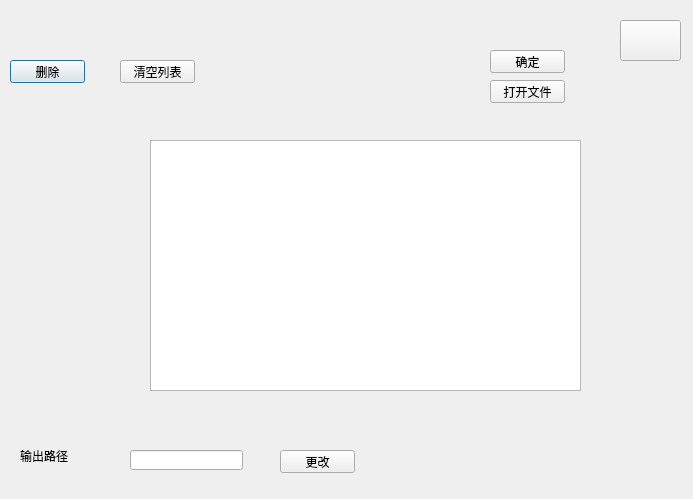
First picture: the form in 3DPoseEstimation/fbxfile.ui, repository KIE9542c/3D-Motion-Tracking-and-Output, before the edit.
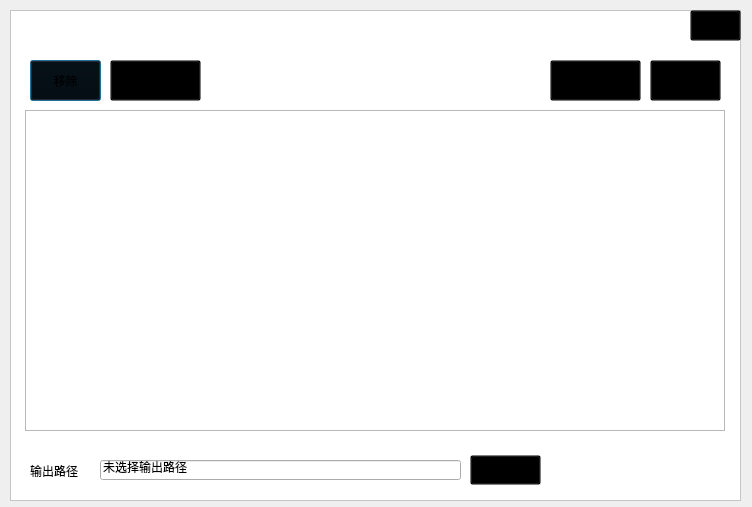
Second picture: the form after the edit. Icons and pictures are not drawn.

Patch:
```diff
--- a/3DPoseEstimation/fbxfile.ui
+++ b/3DPoseEstimation/fbxfile.ui
@@ -6,128 +6,279 @@
    <rect>
     <x>0</x>
     <y>0</y>
-    <width>693</width>
-    <height>499</height>
+    <width>752</width>
+    <height>507</height>
    </rect>
   </property>
   <property name="windowTitle">
    <string>Dialog</string>
   </property>
-  <widget class="QPushButton" name="pushButton_del">
+  <widget class="QTableView" name="tableView">
+   <property name="geometry">
+    <rect>
+     <x>25</x>
+     <y>110</y>
+     <width>700</width>
+     <height>321</height>
+    </rect>
+   </property>
+   <property name="styleSheet">
+    <string notr="true">QHeaderView::section {background-color:white; border:1px solid gray;}</string>
+   </property>
+  </widget>
+  <widget class="QFrame" name="frame">
    <property name="geometry">
     <rect>
      <x>10</x>
-     <y>60</y>
-     <width>75</width>
-     <height>23</height>
+     <y>10</y>
+     <width>731</width>
+     <height>491</height>
     </rect>
    </property>
-   <property name="text">
-    <string>删除</string>
+   <property name="styleSheet">
+    <string notr="true">#frame{background-color: rgb(255, 255, 255);}</string>
    </property>
-  </widget>
-  <widget class="QPushButton" name="pushButton_openfile">
-   <property name="geometry">
-    <rect>
-     <x>490</x>
-     <y>80</y>
-     <width>75</width>
-     <height>23</height>
-    </rect>
+   <property name="frameShape">
+    <enum>QFrame::StyledPanel</enum>
    </property>
-   <property name="text">
-    <string>打开文件</string>
+   <property name="frameShadow">
+    <enum>QFrame::Raised</enum>
    </property>
-  </widget>
-  <widget class="QLabel" name="label">
+   <widget class="QPushButton" name="pushButton_del">
    <property name="geometry">
     <rect>
      <x>20</x>
-     <y>450</y>
-     <width>54</width>
-     <height>12</height>
-    </rect>
-   </property>
-   <property name="text">
-    <string>输出路径</string>
-   </property>
-  </widget>
-  <widget class="QPushButton" name="pushButton_conf">
-   <property name="geometry">
-    <rect>
-     <x>490</x>
      <y>50</y>
-     <width>75</width>
-     <height>23</height>
-    </rect>
-   </property>
+      <width>71</width>
+      <height>41</height>
+     </rect>
+    </property>
+    <property name="font">
+     <font>
+      <family>Microsoft YaHei UI</family>
+      <weight>50</weight>
+      <bold>false</bold>
+     </font>
+    </property>
+    <property name="styleSheet">
+     <string notr="true">#pushButton_del{background-color:transparent;}
+#pushButton_del:hover{border-image:url(:/new/prefix2/grey.png);}
+</string>
+    </property>
    <property name="text">
-    <string>确定</string>
+     <string>移除</string>
+    </property>
+    <property name="icon">
+     <iconset resource="background.qrc">
+      <normaloff>:/new/prefix2/del.png</normaloff>:/new/prefix2/del.png</iconset>
+    </property>
+    <property name="iconSize">
+     <size>
+      <width>30</width>
+      <height>30</height>
+     </size>
    </property>
   </widget>
   <widget class="QPushButton" name="pushButton_delAll">
    <property name="geometry">
     <rect>
-     <x>120</x>
-     <y>60</y>
-     <width>75</width>
-     <height>23</height>
-    </rect>
-   </property>
+      <x>100</x>
+      <y>50</y>
+      <width>91</width>
+      <height>41</height>
+     </rect>
+    </property>
+    <property name="font">
+     <font>
+      <family>Microsoft YaHei UI</family>
+     </font>
+    </property>
+    <property name="styleSheet">
+     <string notr="true">#pushButton_delAll{background-color:transparent;}
+#pushButton_delAll:hover{
+border-image: url(:/new/prefix2/grey.png)}</string>
+    </property>
    <property name="text">
     <string>清空列表</string>
    </property>
-  </widget>
-  <widget class="QTableView" name="tableView">
+    <property name="icon">
+     <iconset resource="background.qrc">
+      <normaloff>:/new/prefix2/delAll.png</normaloff>:/new/prefix2/delAll.png</iconset>
+    </property>
+    <property name="iconSize">
+     <size>
+      <width>30</width>
+      <height>30</height>
+     </size>
+    </property>
+   </widget>
+   <widget class="QLabel" name="label">
    <property name="geometry">
     <rect>
-     <x>150</x>
-     <y>140</y>
-     <width>431</width>
-     <height>251</height>
-    </rect>
-   </property>
+      <x>20</x>
+      <y>450</y>
+      <width>71</width>
+      <height>21</height>
+     </rect>
+    </property>
+    <property name="font">
+     <font>
+      <family>Microsoft YaHei UI</family>
+     </font>
+    </property>
+    <property name="text">
+     <string>输出路径</string>
+    </property>
   </widget>
   <widget class="QLineEdit" name="lineEdit">
    <property name="geometry">
     <rect>
-     <x>130</x>
+      <x>90</x>
      <y>450</y>
-     <width>113</width>
+      <width>361</width>
      <height>20</height>
     </rect>
    </property>
+    <property name="font">
+     <font>
+      <family>Microsoft YaHei UI</family>
+     </font>
+    </property>
+    <property name="text">
+     <string>未选择输出路径</string>
+    </property>
   </widget>
   <widget class="QPushButton" name="pushButton_change">
    <property name="geometry">
     <rect>
-     <x>280</x>
-     <y>450</y>
-     <width>75</width>
-     <height>23</height>
-    </rect>
-   </property>
+      <x>460</x>
+      <y>445</y>
+      <width>71</width>
+      <height>30</height>
+     </rect>
+    </property>
+    <property name="font">
+     <font>
+      <family>Microsoft YaHei UI</family>
+     </font>
+    </property>
+    <property name="styleSheet">
+     <string notr="true">#pushButton_change{background-color:transparent;}
+#pushButton_change:hover{
+border-image: url(:/new/prefix2/grey.png)}</string>
+    </property>
    <property name="text">
     <string>更改</string>
    </property>
+    <property name="icon">
+     <iconset resource="background.qrc">
+      <normaloff>:/new/prefix2/openfile.png</normaloff>:/new/prefix2/openfile.png</iconset>
+    </property>
+    <property name="iconSize">
+     <size>
+      <width>20</width>
+      <height>20</height>
+     </size>
+    </property>
+   </widget>
+   <widget class="QPushButton" name="pushButton_conf">
+    <property name="geometry">
+     <rect>
+      <x>640</x>
+      <y>50</y>
+      <width>71</width>
+      <height>41</height>
+     </rect>
+    </property>
+    <property name="font">
+     <font>
+      <family>Microsoft YaHei UI</family>
+     </font>
+    </property>
+    <property name="styleSheet">
+     <string notr="true">#pushButton_conf{background-color:transparent;}
+#pushButton_conf:hover{
+border-image: url(:/new/prefix2/grey.png)}</string>
+    </property>
+    <property name="text">
+     <string>确定</string>
+    </property>
+    <property name="icon">
+     <iconset resource="background.qrc">
+      <normaloff>:/new/prefix2/conf.png</normaloff>:/new/prefix2/conf.png</iconset>
+    </property>
+    <property name="iconSize">
+     <size>
+      <width>30</width>
+      <height>30</height>
+     </size>
+    </property>
   </widget>
   <widget class="QPushButton" name="pushButton_close">
    <property name="geometry">
     <rect>
-     <x>620</x>
-     <y>20</y>
-     <width>61</width>
-     <height>41</height>
-    </rect>
-   </property>
+      <x>680</x>
+      <y>0</y>
+      <width>51</width>
+      <height>31</height>
+     </rect>
+    </property>
+    <property name="styleSheet">
+     <string notr="true">#pushButton_close{background-color:transparent;}
+#pushButton_close:hover{	border-image: url(:/new/prefix2/red.png);
+}
+</string>
+    </property>
    <property name="text">
     <string/>
    </property>
    <property name="icon">
     <iconset resource="background.qrc">
-     <normaloff>:/new/prefix2/Buttons/close.png</normaloff>:/new/prefix2/Buttons/close.png</iconset>
-   </property>
-  </widget>
+      <normaloff>:/new/prefix2/close_win.png</normaloff>:/new/prefix2/close_win.png</iconset>
+    </property>
+    <property name="iconSize">
+     <size>
+      <width>10</width>
+      <height>10</height>
+     </size>
+    </property>
+   </widget>
+   <widget class="QPushButton" name="pushButton_openfile">
+    <property name="geometry">
+     <rect>
+      <x>540</x>
+      <y>50</y>
+      <width>91</width>
+      <height>41</height>
+     </rect>
+    </property>
+    <property name="font">
+     <font>
+      <family>Microsoft YaHei UI</family>
+     </font>
+    </property>
+    <property name="styleSheet">
+     <string notr="true">#pushButton_openfile{background-color:transparent;}
+#pushButton_openfile:hover{
+border-image: url(:/new/prefix2/grey.png)}</string>
+    </property>
+    <property name="text">
+     <string>添加文件</string>
+    </property>
+    <property name="icon">
+     <iconset resource="background.qrc">
+      <normaloff>:/new/prefix2/add.png</normaloff>:/new/prefix2/add.png</iconset>
+    </property>
+    <property name="iconSize">
+     <size>
+      <width>30</width>
+      <height>30</height>
+     </size>
+    </property>
+   </widget>
+  </widget>
+  <zorder>frame</zorder>
+  <zorder>tableView</zorder>
  </widget>
  <resources>
   <include location="background.qrc"/>
```
Lines whose indentation alone changed are shown as unchanged.
